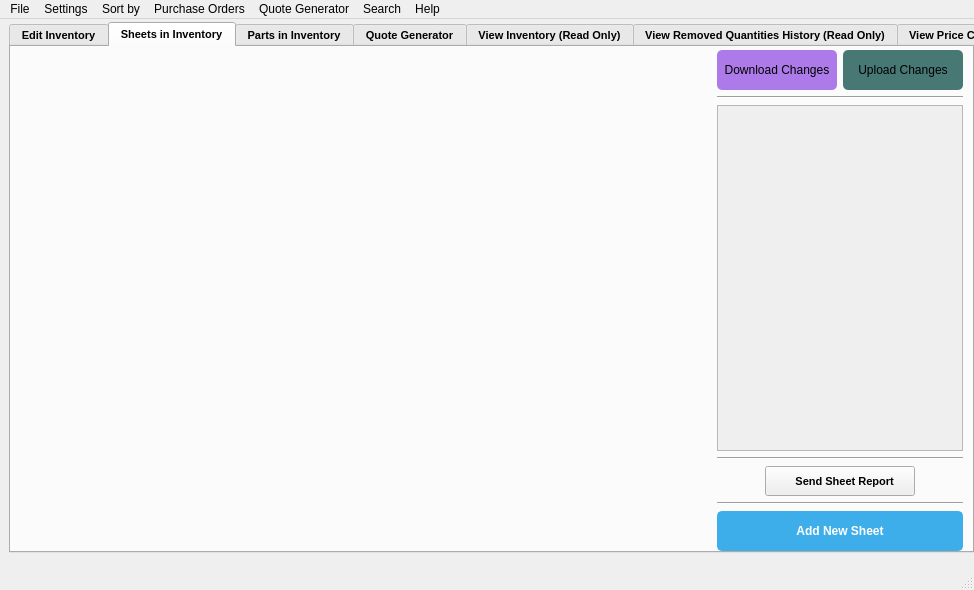
Old version of the form ui/main_menu.ui in the repository TheCodingJsoftware/Invigo.
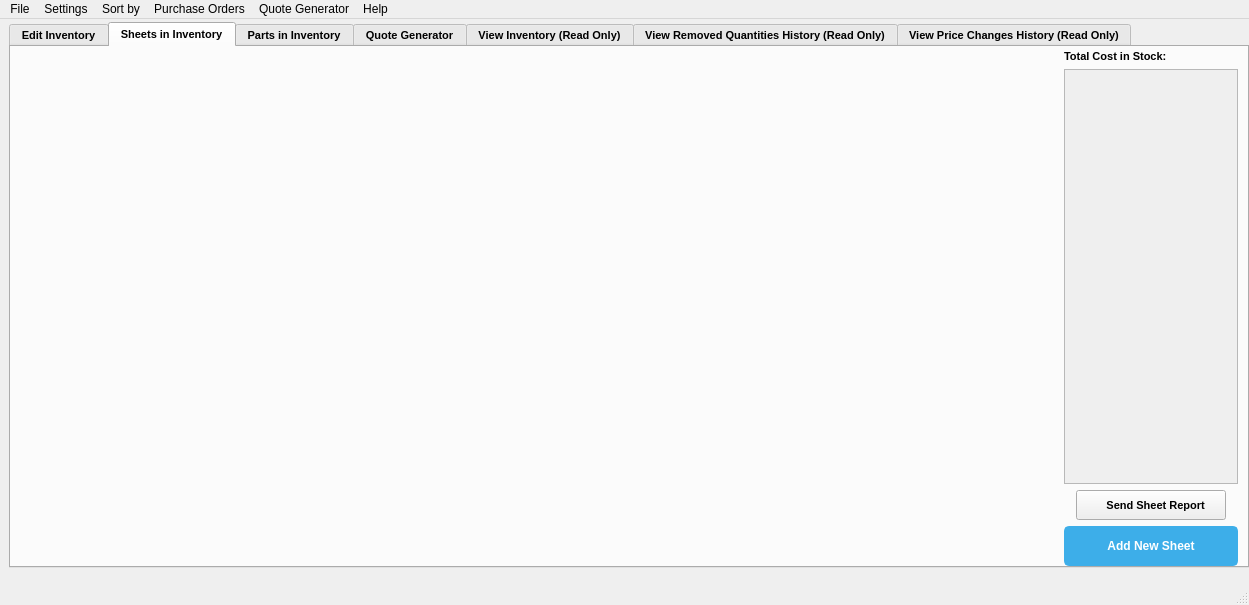
New version of the form. The open tabs and pages were chosen to show the change.

```diff
--- a/ui/main_menu.ui
+++ b/ui/main_menu.ui
@@ -7,8 +7,8 @@
    <rect>
     <x>0</x>
     <y>0</y>
-    <width>974</width>
-    <height>590</height>
+    <width>1249</width>
+    <height>605</height>
    </rect>
   </property>
   <property name="acceptDrops">
@@ -445,7 +445,7 @@
          <number>0</number>
         </property>
         <item>
-         <layout class="QHBoxLayout" name="horizontalLayout_17" stretch="1,0">
+         <layout class="QHBoxLayout" name="horizontalLayout_17" stretch="6,1">
           <property name="rightMargin">
            <number>0</number>
           </property>
@@ -455,91 +455,9 @@
           <item>
            <layout class="QVBoxLayout" name="verticalLayout_23">
             <item>
-             <layout class="QHBoxLayout" name="horizontalLayout_9">
-              <item>
-               <widget class="QPushButton" name="pushButton_refresh_price_of_steel">
-                <property name="minimumSize">
-                 <size>
-                  <width>120</width>
-                  <height>40</height>
-                 </size>
-                </property>
-                <property name="maximumSize">
-                 <size>
-                  <width>120</width>
-                  <height>40</height>
-                 </size>
-                </property>
-                <property name="toolTip">
-                 <string>Downloads and refreshes  sheets in inventory</string>
-                </property>
-                <property name="statusTip">
-                 <string>Downloads and refreshes  sheets in inventory</string>
-                </property>
-                <property name="styleSheet">
-                 <string notr="true">QPushButton#pushButton_refresh_price_of_steel {
-    background-color: #AD7BE9;
-	border-radius: 5px;
-	border: 0px solid;
-}
-QPushButton:hover#pushButton_refresh_price_of_steel {
-    background-color: #B382E9;
-}
-QPushButton:pressed#pushButton_refresh_price_of_steel {
-    color: #E0CFE1;
-    background-color: #BA8FE9;
-}</string>
-                </property>
-                <property name="text">
-                 <string>Download Changes</string>
-                </property>
-               </widget>
-              </item>
-              <item>
-               <widget class="QPushButton" name="pushButton_update_price_of_steel">
-                <property name="minimumSize">
-                 <size>
-                  <width>120</width>
-                  <height>40</height>
-                 </size>
-                </property>
-                <property name="maximumSize">
-                 <size>
-                  <width>120</width>
-                  <height>40</height>
-                 </size>
-                </property>
-                <property name="toolTip">
-                 <string>Uploads sheets in inventory</string>
-                </property>
-                <property name="statusTip">
-                 <string>Uploads sheets in inventory</string>
-                </property>
-                <property name="styleSheet">
-                 <string notr="true">QPushButton#pushButton_update_price_of_steel {
-    background-color: #477874;
-    border-radius: 5px;
-	 border: 0px solid;
-}
-QPushButton:hover#pushButton_update_price_of_steel {
-    background-color: #507875;
-}
-QPushButton:pressed#pushButton_update_price_of_steel {
-    background-color: #5F7D79;
-	color: #F1FFFD;
-}</string>
-                </property>
-                <property name="text">
-                 <string>Upload Changes</string>
-                </property>
-               </widget>
-              </item>
-             </layout>
-            </item>
-            <item>
-             <widget class="Line" name="line_5">
-              <property name="orientation">
-               <enum>Qt::Horizontal</enum>
+             <widget class="QLabel" name="label_9">
+              <property name="text">
+               <string>Total Cost in Stock:</string>
               </property>
              </widget>
             </item>
@@ -553,8 +471,8 @@
                 <rect>
                  <x>0</x>
                  <y>0</y>
-                 <width>98</width>
-                 <height>28</height>
+                 <width>169</width>
+                 <height>402</height>
                 </rect>
                </property>
                <property name="maximumSize">
@@ -613,13 +531,6 @@
               </widget>
              </widget>
             </item>
-            <item>
-             <widget class="Line" name="line_6">
-              <property name="orientation">
-               <enum>Qt::Horizontal</enum>
-              </property>
-             </widget>
-            </item>
             <item>
              <layout class="QHBoxLayout" name="horizontalLayout_4">
               <item>
@@ -646,13 +557,6 @@
               </item>
              </layout>
             </item>
-            <item>
-             <widget class="Line" name="line_4">
-              <property name="orientation">
-               <enum>Qt::Horizontal</enum>
-              </property>
-             </widget>
-            </item>
             <item>
              <widget class="QPushButton" name="pushButton_add_new_sheet">
               <property name="enabled">
@@ -1470,7 +1374,7 @@
     <rect>
      <x>0</x>
      <y>0</y>
-     <width>974</width>
+     <width>1249</width>
      <height>21</height>
     </rect>
    </property>
@@ -1549,12 +1453,6 @@
     <addaction name="separator"/>
     <addaction name="actionAbout"/>
    </widget>
-   <widget class="QMenu" name="menuSearch">
-    <property name="title">
-     <string>Search</string>
-    </property>
-    <addaction name="actionEbay"/>
-   </widget>
    <widget class="QMenu" name="menuSort">
     <property name="title">
      <string>Sort by</string>
@@ -1594,7 +1492,6 @@
    <addaction name="menuSort"/>
    <addaction name="menuPurchase_Orders"/>
    <addaction name="menuQuote_Generator"/>
-   <addaction name="menuSearch"/>
    <addaction name="menuHelp"/>
   </widget>
   <widget class="QStatusBar" name="statusbar"/>
```
Left out of the diff: 181 changed lines with no effect on the pictures.
